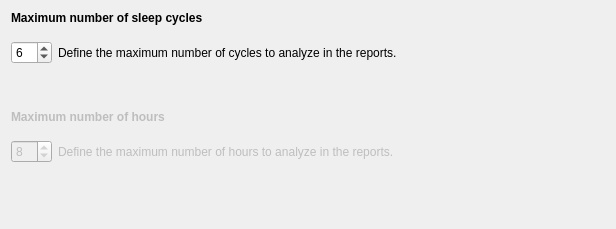
The window that tools/CEAMSTools/SleepReport/HoursCyclesStep/Ui_HoursCyclesStep.ui (SnoozToolbox/snooz-package-ceams) describes before a commit, drawn with Qt 5.
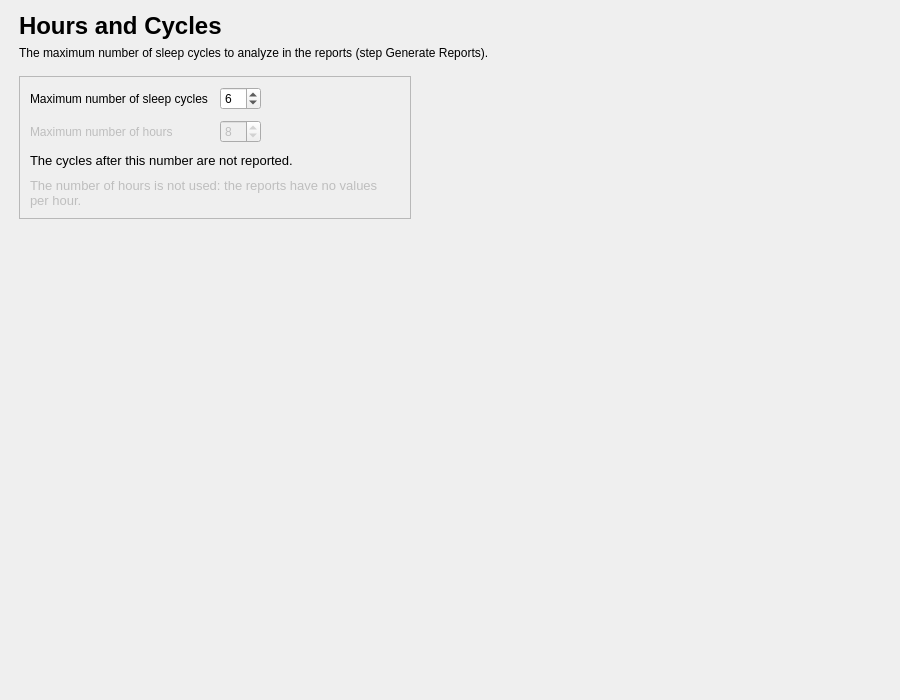
The same window after the commit.

Commit message: Report Sleep Variables: redesigned pages (tool 2.9.2)

Diff of the .ui file:
```diff
--- a/tools/CEAMSTools/SleepReport/HoursCyclesStep/Ui_HoursCyclesStep.ui
+++ b/tools/CEAMSTools/SleepReport/HoursCyclesStep/Ui_HoursCyclesStep.ui
@@ -6,148 +6,275 @@
    <rect>
     <x>0</x>
     <y>0</y>
-    <width>616</width>
-    <height>229</height>
+    <width>900</width>
+    <height>700</height>
    </rect>
   </property>
   <property name="windowTitle">
    <string/>
   </property>
   <layout class="QVBoxLayout" name="verticalLayout">
+   <property name="leftMargin">
+    <number>19</number>
+   </property>
+   <property name="topMargin">
+    <number>12</number>
+   </property>
+   <property name="rightMargin">
+    <number>19</number>
+   </property>
+   <property name="bottomMargin">
+    <number>12</number>
+   </property>
    <item>
-    <widget class="QLabel" name="label_2">
-     <property name="text">
-      <string>&lt;html&gt;&lt;head/&gt;&lt;body&gt;&lt;p&gt;&lt;span style=&quot; font-weight:600;&quot;&gt;Maximum number of sleep cycles&lt;/span&gt;&lt;/p&gt;&lt;/body&gt;&lt;/html&gt;</string>
+    <layout class="QHBoxLayout" name="content_row" stretch="1,0">
+     <property name="leftMargin">
+      <number>0</number>
      </property>
-    </widget>
-   </item>
-   <item>
-    <spacer name="verticalSpacer_4">
-     <property name="orientation">
-      <enum>Qt::Vertical</enum>
+     <property name="topMargin">
+      <number>0</number>
      </property>
-     <property name="sizeType">
-      <enum>QSizePolicy::Fixed</enum>
+     <property name="rightMargin">
+      <number>0</number>
      </property>
-     <property name="sizeHint" stdset="0">
-      <size>
-       <width>20</width>
-       <height>10</height>
-      </size>
+     <property name="bottomMargin">
+      <number>0</number>
      </property>
-    </spacer>
-   </item>
-   <item>
-    <layout class="QHBoxLayout" name="horizontalLayout_2">
      <item>
-      <widget class="QSpinBox" name="spinBox_cycles">
-       <property name="minimum">
-        <number>1</number>
-       </property>
-       <property name="maximum">
-        <number>12</number>
-       </property>
-       <property name="value">
-        <number>6</number>
-       </property>
-      </widget>
-     </item>
-     <item>
-      <widget class="QLabel" name="label_4">
-       <property name="text">
-        <string>Define the maximum number of cycles to analyze in the reports.</string>
-       </property>
-      </widget>
-     </item>
-     <item>
-      <spacer name="horizontalSpacer_2">
-       <property name="orientation">
-        <enum>Qt::Horizontal</enum>
-       </property>
-       <property name="sizeHint" stdset="0">
+      <widget class="QWidget" name="content_widget" native="true">
+       <property name="maximumSize">
         <size>
-         <width>40</width>
-         <height>20</height>
+         <width>800</width>
+         <height>16777215</height>
         </size>
        </property>
-      </spacer>
-     </item>
-    </layout>
-   </item>
-   <item>
-    <spacer name="verticalSpacer_2">
-     <property name="orientation">
-      <enum>Qt::Vertical</enum>
-     </property>
-     <property name="sizeType">
-      <enum>QSizePolicy::Minimum</enum>
-     </property>
-     <property name="sizeHint" stdset="0">
-      <size>
-       <width>20</width>
-       <height>40</height>
-      </size>
-     </property>
-    </spacer>
-   </item>
-   <item>
-    <widget class="QLabel" name="label">
-     <property name="enabled">
-      <bool>false</bool>
-     </property>
-     <property name="text">
-      <string>&lt;html&gt;&lt;head/&gt;&lt;body&gt;&lt;p&gt;&lt;span style=&quot; font-weight:600;&quot;&gt;Maximum number of hours&lt;/span&gt;&lt;/p&gt;&lt;/body&gt;&lt;/html&gt;</string>
-     </property>
-    </widget>
-   </item>
-   <item>
-    <spacer name="verticalSpacer_3">
-     <property name="orientation">
-      <enum>Qt::Vertical</enum>
-     </property>
-     <property name="sizeType">
-      <enum>QSizePolicy::Fixed</enum>
-     </property>
-     <property name="sizeHint" stdset="0">
-      <size>
-       <width>20</width>
-       <height>10</height>
-      </size>
-     </property>
-    </spacer>
-   </item>
-   <item>
-    <layout class="QHBoxLayout" name="horizontalLayout">
-     <item>
-      <widget class="QSpinBox" name="spinBox_hours">
-       <property name="enabled">
-        <bool>false</bool>
-       </property>
-       <property name="minimum">
-        <number>1</number>
-       </property>
-       <property name="maximum">
-        <number>48</number>
-       </property>
-       <property name="value">
-        <number>8</number>
-       </property>
+       <layout class="QVBoxLayout" name="content_layout">
+        <property name="spacing">
+         <number>16</number>
+        </property>
+        <property name="leftMargin">
+         <number>0</number>
+        </property>
+        <property name="topMargin">
+         <number>0</number>
+        </property>
+        <property name="rightMargin">
+         <number>0</number>
+        </property>
+        <property name="bottomMargin">
+         <number>0</number>
+        </property>
+        <item>
+         <layout class="QVBoxLayout" name="header_layout">
+          <property name="spacing">
+           <number>6</number>
+          </property>
+          <item>
+           <widget class="QLabel" name="title_label">
+            <property name="font">
+             <font>
+              <pointsize>18</pointsize>
+              <bold>true</bold>
+             </font>
+            </property>
+            <property name="text">
+             <string>Hours and Cycles</string>
+            </property>
+           </widget>
+          </item>
+          <item>
+           <widget class="QLabel" name="subtitle_label">
+            <property name="text">
+             <string>The maximum number of sleep cycles to analyze in the reports (step Generate Reports).</string>
+            </property>
+            <property name="wordWrap">
+             <bool>true</bool>
+            </property>
+            <property name="variant" stdset="0">
+             <string notr="true">help</string>
+            </property>
+           </widget>
+          </item>
+         </layout>
+        </item>
+        <item>
+         <layout class="QHBoxLayout" name="limits_row" stretch="1,0,1">
+          <property name="spacing">
+           <number>16</number>
+          </property>
+          <item>
+           <widget class="QFrame" name="limits_card">
+            <property name="frameShape">
+             <enum>QFrame::Shape::StyledPanel</enum>
+            </property>
+            <property name="frameShadow">
+             <enum>QFrame::Shadow::Raised</enum>
+            </property>
+            <layout class="QVBoxLayout" name="limits_card_layout">
+             <property name="spacing">
+              <number>10</number>
+             </property>
+             <property name="leftMargin">
+              <number>10</number>
+             </property>
+             <property name="topMargin">
+              <number>10</number>
+             </property>
+             <property name="rightMargin">
+              <number>10</number>
+             </property>
+             <property name="bottomMargin">
+              <number>10</number>
+             </property>
+             <item>
+              <layout class="QGridLayout" name="limits_grid">
+               <property name="horizontalSpacing">
+                <number>12</number>
+               </property>
+               <property name="verticalSpacing">
+                <number>10</number>
+               </property>
+               <item row="0" column="0">
+                <widget class="QLabel" name="label_2">
+                 <property name="text">
+                  <string>Maximum number of sleep cycles</string>
+                 </property>
+                </widget>
+               </item>
+               <item row="0" column="1">
+                <widget class="QSpinBox" name="spinBox_cycles">
+                 <property name="minimum">
+                  <number>1</number>
+                 </property>
+                 <property name="maximum">
+                  <number>12</number>
+                 </property>
+                 <property name="value">
+                  <number>6</number>
+                 </property>
+                </widget>
+               </item>
+               <item row="1" column="0">
+                <widget class="QLabel" name="label">
+                 <property name="text">
+                  <string>Maximum number of hours</string>
+                 </property>
+                 <property name="enabled">
+                  <bool>false</bool>
+                 </property>
+                </widget>
+               </item>
+               <item row="1" column="1">
+                <widget class="QSpinBox" name="spinBox_hours">
+                 <property name="enabled">
+                  <bool>false</bool>
+                 </property>
+                 <property name="minimum">
+                  <number>1</number>
+                 </property>
+                 <property name="maximum">
+                  <number>48</number>
+                 </property>
+                 <property name="value">
+                  <number>8</number>
+                 </property>
+                </widget>
+               </item>
+               <item row="0" column="3">
+                <spacer name="limits_grid_spacer">
+                 <property name="orientation">
+                  <enum>Qt::Orientation::Horizontal</enum>
+                 </property>
+                 <property name="sizeHint" stdset="0">
+                  <size>
+                   <width>40</width>
+                   <height>20</height>
+                  </size>
+                 </property>
+                </spacer>
+               </item>
+              </layout>
+             </item>
+             <item>
+              <widget class="QLabel" name="label_4">
+               <property name="font">
+                <font>
+                 <pointsize>10</pointsize>
+                </font>
+               </property>
+               <property name="text">
+                <string>The cycles after this number are not reported.</string>
+               </property>
+               <property name="wordWrap">
+                <bool>true</bool>
+               </property>
+               <property name="variant" stdset="0">
+                <string notr="true">help</string>
+               </property>
+              </widget>
+             </item>
+             <item>
+              <widget class="QLabel" name="label_3">
+               <property name="font">
+                <font>
+                 <pointsize>10</pointsize>
+                </font>
+               </property>
+               <property name="text">
+                <string>The number of hours is not used: the reports have no values per hour.</string>
+               </property>
+               <property name="wordWrap">
+                <bool>true</bool>
+               </property>
+               <property name="variant" stdset="0">
+                <string notr="true">help</string>
+               </property>
+               <property name="enabled">
+                <bool>false</bool>
+               </property>
+              </widget>
+             </item>
+            </layout>
+           </widget>
+          </item>
+          <item>
+           <spacer name="limits_row_gap">
+            <property name="orientation">
+             <enum>Qt::Orientation::Horizontal</enum>
+            </property>
+            <property name="sizeType">
+             <enum>QSizePolicy::Policy::Fixed</enum>
+            </property>
+            <property name="sizeHint" stdset="0">
+             <size>
+              <width>16</width>
+              <height>20</height>
+             </size>
+            </property>
+           </spacer>
+          </item>
+          <item>
+           <spacer name="limits_row_spacer">
+            <property name="orientation">
+             <enum>Qt::Orientation::Horizontal</enum>
+            </property>
+            <property name="sizeHint" stdset="0">
+             <size>
+              <width>40</width>
+              <height>20</height>
+             </size>
+            </property>
+           </spacer>
+          </item>
+         </layout>
+        </item>
+       </layout>
       </widget>
      </item>
      <item>
-      <widget class="QLabel" name="label_3">
-       <property name="enabled">
-        <bool>false</bool>
-       </property>
-       <property name="text">
-        <string>Define the maximum number of hours to analyze in the reports.</string>
-       </property>
-      </widget>
-     </item>
-     <item>
-      <spacer name="horizontalSpacer">
+      <spacer name="content_spacer">
        <property name="orientation">
-        <enum>Qt::Horizontal</enum>
+        <enum>Qt::Orientation::Horizontal</enum>
        </property>
        <property name="sizeHint" stdset="0">
         <size>
@@ -166,8 +293,8 @@
      </property>
      <property name="sizeHint" stdset="0">
       <size>
-       <width>20</width>
-       <height>9</height>
+       <width>40</width>
+       <height>20</height>
       </size>
      </property>
     </spacer>
```
Left out of the diff: 8 changed lines with no effect on the pictures. The commit also changes 13 other files.
